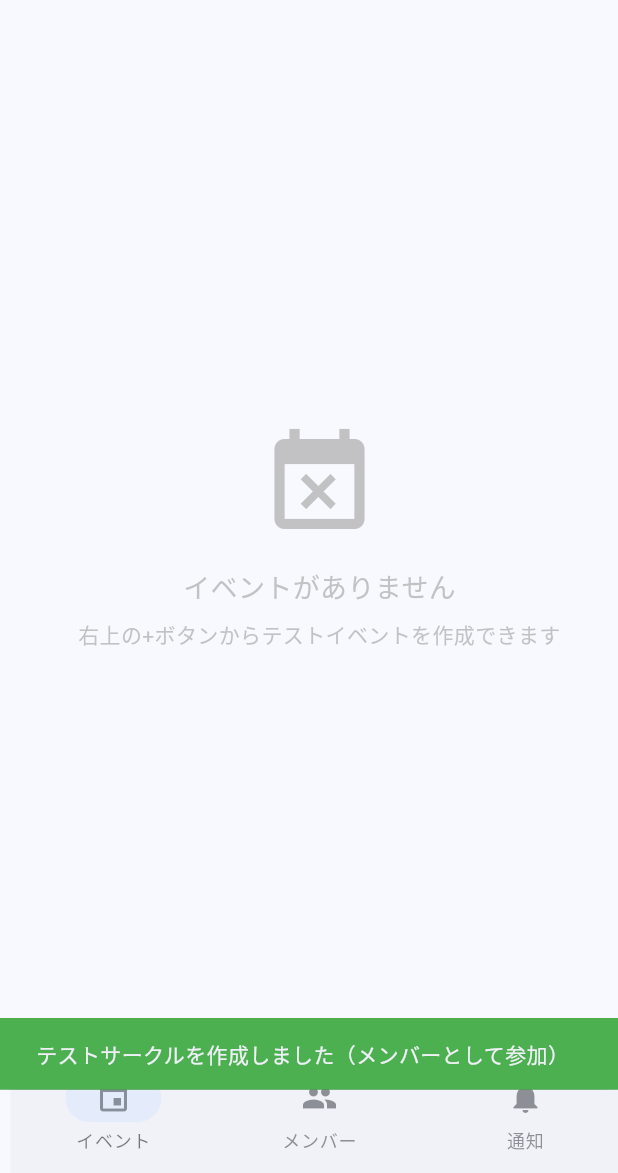
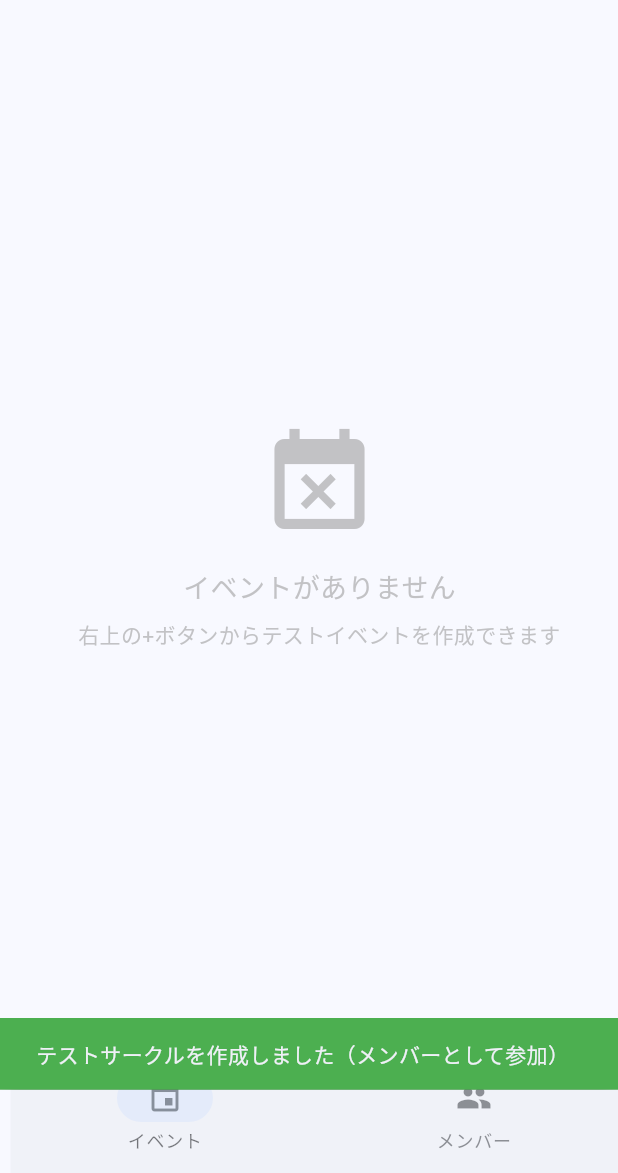
Before and after one commit to koheikameyama/Circlet, a Flutter app: the screen it shows once a user with an empty profile is signed in, after a tap on the "bug report" icon, on a phone screen of 412 x 824 dp, the part 63-1236 px from its top. Run offline on Flutter 3.47's test engine with Material 3 defaults, Android fonts, the phone set to English and light mode, and no system bars; our stand-ins replace cloud_firestore, firebase_auth, firebase_core, firebase_messaging, firebase_storage, flutter_dotenv and 5 more; missing offline and left inert: device_calendar, flutter_line_sdk; accounts and stored records are empty.

Commit message:
通知タブ削除

```diff
--- a/lib/screens/admin/admin_home_screen.dart
+++ b/lib/screens/admin/admin_home_screen.dart
@@ -72,10 +72,6 @@ class _AdminHomeScreenState extends ConsumerState<AdminHomeScreen> {
             icon: Icon(Icons.people),
             label: 'メンバー',
           ),
-          NavigationDestination(
-            icon: Icon(Icons.notifications),
-            label: '通知',
-          ),
         ],
       ),
       floatingActionButton: _selectedIndex == 0
@@ -94,8 +90,6 @@ class _AdminHomeScreenState extends ConsumerState<AdminHomeScreen> {
         return _AdminEventListTab(circleId: widget.circleId);
       case 1:
         return _AdminMembersTab(circleId: widget.circleId);
-      case 2:
-        return _AdminNotificationsTab(circleId: widget.circleId);
       default:
         return const SizedBox.shrink();
     }
--- a/lib/screens/participant/participant_home_screen.dart
+++ b/lib/screens/participant/participant_home_screen.dart
@@ -62,10 +62,6 @@ class _ParticipantHomeScreenState
             icon: Icon(Icons.people),
             label: 'メンバー',
           ),
-          NavigationDestination(
-            icon: Icon(Icons.notifications),
-            label: '通知',
-          ),
         ],
       ),
     );
@@ -77,8 +73,6 @@ class _ParticipantHomeScreenState
         return _EventListTab(circleId: widget.circleId);
       case 1:
         return const _MembersTab();
-      case 2:
-        return const _NotificationsTab();
       default:
         return const SizedBox.shrink();
     }
```
